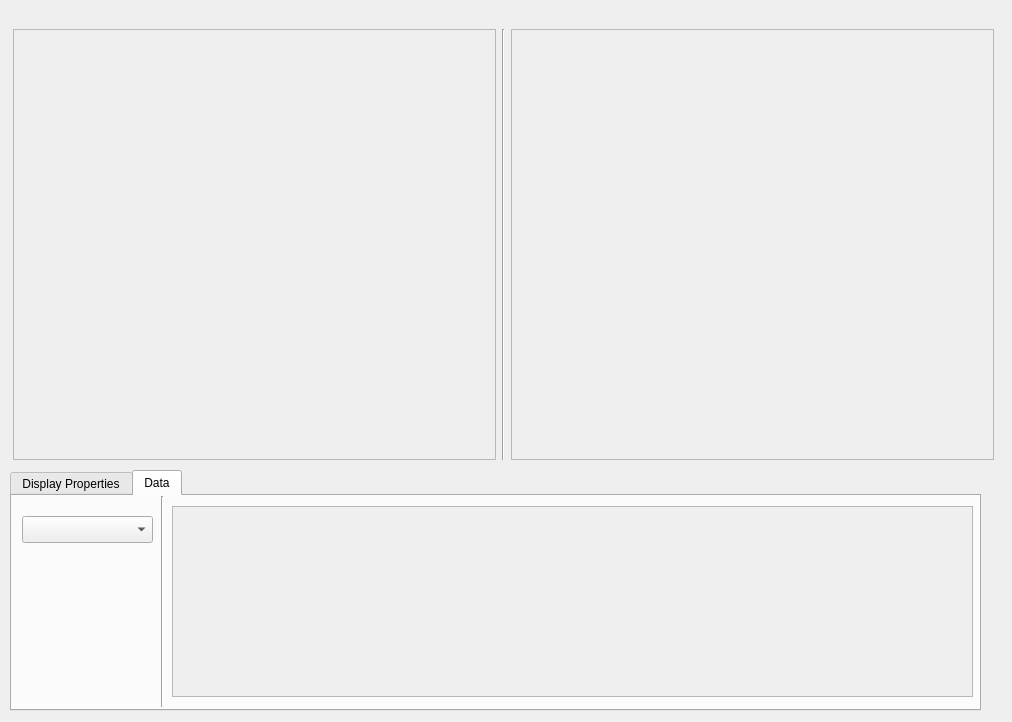
Before: the Qt Designer form src/mds-gui/metricmanager/mdsmetricplotsubwindow.ui in SCRFpublic/SGEMS-UQ, drawn with Qt 5.
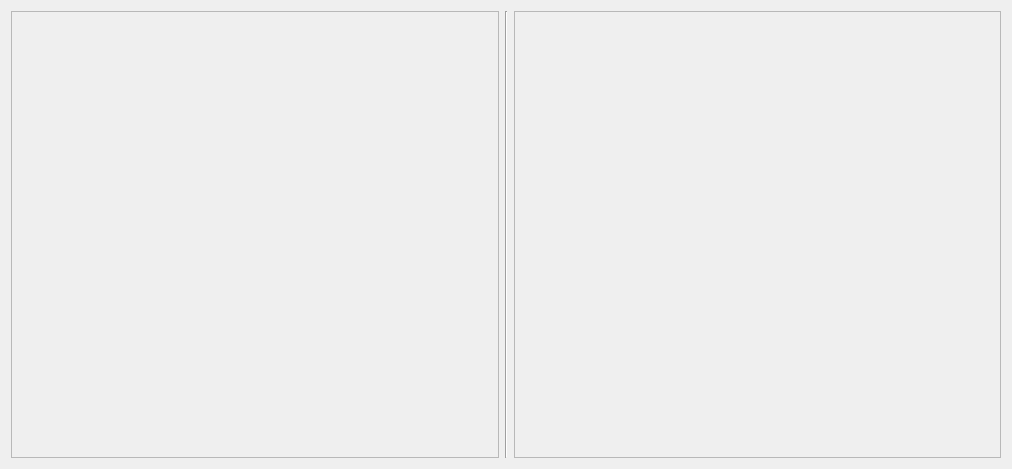
After: the same form once the commit is applied. The open tabs and pages were chosen to show the change.

The edit to the form file:
```diff
--- a/src/mds-gui/metricmanager/mdsmetricplotsubwindow.ui
+++ b/src/mds-gui/metricmanager/mdsmetricplotsubwindow.ui
@@ -7,39 +7,15 @@
     <x>0</x>
     <y>0</y>
     <width>1012</width>
-    <height>722</height>
+    <height>469</height>
    </rect>
   </property>
   <property name="windowTitle">
    <string>Form</string>
   </property>
-  <widget class="QWidget" name="gridLayoutWidget">
-   <property name="geometry">
-    <rect>
-     <x>13</x>
-     <y>29</y>
-     <width>981</width>
-     <height>431</height>
-    </rect>
-   </property>
+  <layout class="QGridLayout" name="gridLayout_2">
+   <item row="0" column="0">
    <layout class="QGridLayout" name="gridLayout">
-    <item row="0" column="0">
-     <widget class="QScrollArea" name="vtkPlotArea">
-      <property name="widgetResizable">
-       <bool>true</bool>
-      </property>
-      <widget class="QWidget" name="scrollAreaWidgetContents">
-       <property name="geometry">
-        <rect>
-         <x>0</x>
-         <y>0</y>
-         <width>480</width>
-         <height>427</height>
-        </rect>
-       </property>
-      </widget>
-     </widget>
-    </item>
     <item row="0" column="2">
      <widget class="QScrollArea" name="scrollArea">
       <property name="sizePolicy">
@@ -56,10 +32,11 @@
         <rect>
          <x>0</x>
          <y>0</y>
-         <width>480</width>
-         <height>427</height>
-        </rect>
-       </property>
+          <width>486</width>
+          <height>447</height>
+         </rect>
+        </property>
+        <zorder>vtkPlotArea</zorder>
       </widget>
      </widget>
     </item>
@@ -70,77 +47,26 @@
       </property>
      </widget>
     </item>
-   </layout>
-  </widget>
-  <widget class="QTabWidget" name="tabWidget">
-   <property name="geometry">
-    <rect>
-     <x>10</x>
-     <y>470</y>
-     <width>971</width>
-     <height>241</height>
-    </rect>
-   </property>
-   <property name="currentIndex">
-    <number>0</number>
-   </property>
-   <widget class="QWidget" name="tab">
-    <attribute name="title">
-     <string>Display Properties</string>
-    </attribute>
-   </widget>
-   <widget class="QWidget" name="tab_2">
-    <attribute name="title">
-     <string>Data</string>
-    </attribute>
-    <widget class="QScrollArea" name="dataScrollArea">
-     <property name="geometry">
-      <rect>
-       <x>160</x>
-       <y>10</y>
-       <width>801</width>
-       <height>191</height>
-      </rect>
-     </property>
+     <item row="0" column="0">
+      <widget class="QScrollArea" name="vtkPlotArea">
      <property name="widgetResizable">
       <bool>true</bool>
      </property>
-     <widget class="QWidget" name="scrollAreaWidgetContents_3">
+       <widget class="QWidget" name="scrollAreaWidgetContents">
       <property name="geometry">
        <rect>
         <x>0</x>
         <y>0</y>
-        <width>799</width>
-        <height>189</height>
+          <width>487</width>
+          <height>447</height>
        </rect>
       </property>
      </widget>
     </widget>
-    <widget class="Line" name="line_2">
-     <property name="geometry">
-      <rect>
-       <x>140</x>
-       <y>0</y>
-       <width>20</width>
-       <height>211</height>
-      </rect>
-     </property>
-     <property name="orientation">
-      <enum>Qt::Vertical</enum>
-     </property>
-    </widget>
-    <widget class="QComboBox" name="comboBox">
-     <property name="geometry">
-      <rect>
-       <x>10</x>
-       <y>20</y>
-       <width>131</width>
-       <height>27</height>
-      </rect>
-     </property>
-    </widget>
-   </widget>
-  </widget>
+     </item>
+    </layout>
+   </item>
+  </layout>
  </widget>
  <resources/>
  <connections/>
```
Lines whose indentation alone changed are shown as unchanged.
